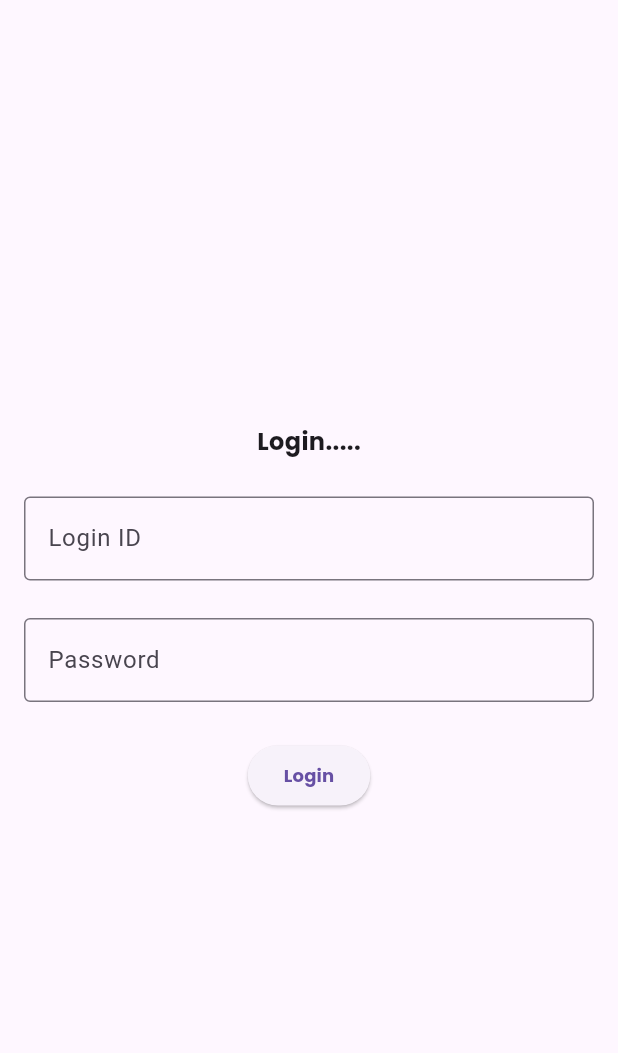
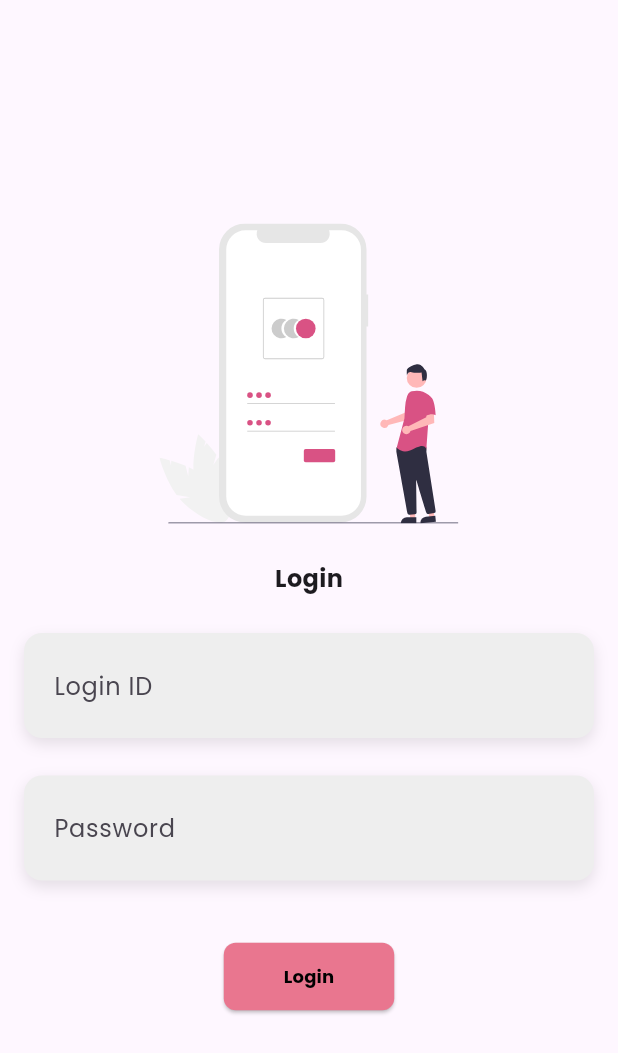
Before and after one commit to Chinmayverma1602/Celex-OCR, a Flutter app: the screen it shows after launch, on a phone screen of 412 x 824 dp. Shown: the top 1053 px of the screen. Run offline on Flutter 3.47's test engine with Material 3 defaults, Android fonts, the phone set to English and light mode, and no system bars; our stand-ins replace flutter_svg, google_fonts; missing offline and left inert: img_picker.

Commit message:
login api done

```diff
--- a/celex_ocr_dbd/lib/HSRP_color.dart
+++ b/celex_ocr_dbd/lib/HSRP_color.dart
@@ -73,7 +73,7 @@ class _HsrpColorState extends State<HsrpColor> {
                       children: [
                         ElevatedButton(
                           onPressed: () {
-                            _navigateToNextScreen(1, "White"); // White
+                            _navigateToNextScreen(1, "White");
                           },
                           child: Text(
                             "White",
@@ -100,7 +100,7 @@ class _HsrpColorState extends State<HsrpColor> {
                           style: ElevatedButton.styleFrom(
                             backgroundColor:
                                 const Color.fromARGB(255, 255, 240, 101),
-                            padding: EdgeInsets.symmetric(
+                            padding: const EdgeInsets.symmetric(
                                 horizontal: 24, vertical: 16),
                             shape: RoundedRectangleBorder(
                               borderRadius: BorderRadius.circular(4),
--- a/celex_ocr_dbd/lib/login_page.dart
+++ b/celex_ocr_dbd/lib/login_page.dart
@@ -1,6 +1,9 @@
-import 'package:celex_ocr_dbd/HSRP_color.dart';
+import 'dart:convert'; // For encoding and decoding JSON
 import 'package:flutter/material.dart';
-import 'package:google_fonts/google_fonts.dart';
+import 'package:flutter_svg/flutter_svg.dart'; // Import flutter_svg for handling SVG files
+import 'package:http/http.dart' as http;
+import 'package:google_fonts/google_fonts.dart'; // Import Google Fonts
+import 'package:celex_ocr_dbd/HSRP_color.dart'; // Import your HsrpColor page
 
 class LoginPage extends StatefulWidget {
   const LoginPage({super.key});
@@ -20,66 +23,172 @@ class _LoginPageState extends State<LoginPage> {
     super.dispose();
   }
 
-  void _login() {
-    // Handle login logic here
+  Future<void> _login() async {
     final username = _usernameController.text;
     final password = _passwordController.text;
-    // Perform login action, e.g., API call or validation
-    print('Username: $username, Password: $password');
+
+    // Define the URL and the body for the API request
+    const url = 'https://uat-newmmhsrp.celexhsrp.in/hsrp-ocr/login_check.php';
+    final body = jsonEncode({
+      'user_id': username,
+      'password': password,
+    });
+
+    try {
+      // Make the POST request
+      final response = await http.post(
+        Uri.parse(url),
+        headers: {'Content-Type': 'application/json'},
+        body: body,
+      );
+
+      // Parse the response
+      final responseBody = jsonDecode(response.body);
+
+      // Check the status and handle the response
+      if (response.statusCode == 200) {
+        if (responseBody['status'] == 1) {
+          // Navigate to the next screen on successful login
+          Navigator.of(context).pushReplacement(
+            MaterialPageRoute(builder: (context) => const HsrpColor()),
+          );
+        } else {
+          // Show error message if login fails
+          _showErrorDialog(responseBody['message']);
+        }
+      } else {
+        // Show error message for HTTP errors
+        _showErrorDialog('Failed to connect to the server.');
+      }
+    } catch (e) {
+      // Handle exceptions
+      _showErrorDialog('An error occurred: $e');
+    }
+  }
+
+  void _showErrorDialog(String message) {
+    showDialog(
+      context: context,
+      builder: (context) {
+        return AlertDialog(
+          title: const Text('Login Error'),
+          content: Text(message),
+          actions: [
+            TextButton(
+              onPressed: () {
+                Navigator.of(context).pop();
+              },
+              child: const Text('OK'),
+            ),
+          ],
+        );
+      },
+    );
   }
 
   @override
   Widget build(BuildContext context) {
     return Scaffold(
-      //   drawer: Drawer(),
       body: Center(
+        child: SingleChildScrollView(
           child: Padding(
             padding: const EdgeInsets.all(16.0),
             child: Column(
               mainAxisAlignment: MainAxisAlignment.center,
               crossAxisAlignment: CrossAxisAlignment.center,
               children: [
-              Text(
-                "Login.....",
-                style: GoogleFonts.poppins(
-                    fontSize: 16, fontWeight: FontWeight.bold),
+                // SVG Image just above the Login text
+                SvgPicture.asset(
+                  "lib/assets/login.svg", // Update path as needed
+                  height: 200.0,
+                  //  color: Colors.amber, // Adjust height as needed
                 ),
                 const SizedBox(height: 25),
-              TextFormField(
+                Text(
+                  "Login",
+                  style: GoogleFonts.poppins(
+                    fontSize: 16,
+                    fontWeight: FontWeight.bold,
+                  ),
+                ),
+                const SizedBox(height: 25),
+                // Container with background color and border radius for the username field
+                Container(
+                  decoration: BoxDecoration(
+                    color: Colors
+                        .grey[200], // Background color inside the TextFormField
+                    borderRadius: BorderRadius.circular(12.0), // Border radius
+                    boxShadow: [
+                      BoxShadow(
+                        color: Colors.black.withOpacity(0.1),
+                        blurRadius: 8,
+                        offset: const Offset(0, 4), // Shadow position
+                      ),
+                    ],
+                  ),
+                  child: TextFormField(
                     controller: _usernameController,
                     decoration: InputDecoration(
+                      contentPadding: const EdgeInsets.symmetric(
+                          horizontal: 20.0, vertical: 15.0),
                       labelText: 'Login ID',
-                  hintStyle: GoogleFonts.inter(),
-                  border: const OutlineInputBorder(),
+                      labelStyle: GoogleFonts.poppins(), // Label style
+                      border: InputBorder.none, // Remove default border
                     ),
                     keyboardType: TextInputType.emailAddress,
                   ),
+                ),
                 const SizedBox(height: 25),
-              TextFormField(
+                // Container with background color and border radius for the password field
+                Container(
+                  decoration: BoxDecoration(
+                    color: Colors
+                        .grey[200], // Background color inside the TextFormField
+                    borderRadius: BorderRadius.circular(12.0), // Border radius
+                    boxShadow: [
+                      BoxShadow(
+                        color: Colors.black.withOpacity(0.1),
+                        blurRadius: 8,
+                        offset: const Offset(0, 4), // Shadow position
+                      ),
+                    ],
+                  ),
+                  child: TextFormField(
                     controller: _passwordController,
                     decoration: InputDecoration(
+                      contentPadding: const EdgeInsets.symmetric(
+                          horizontal: 20.0, vertical: 15.0),
                       labelText: 'Password',
-                  hintStyle: GoogleFonts.inter(),
-                  border: const OutlineInputBorder(),
+                      labelStyle: GoogleFonts.poppins(), // Label style
+                      border: InputBorder.none, // Remove default border
                     ),
                     obscureText: true,
                   ),
-              const SizedBox(height: 25),
+                ),
+                const SizedBox(height: 40),
                 ElevatedButton(
-                onPressed: () {
-                  Navigator.of(context).push(
-                      MaterialPageRoute(builder: (context) => HsrpColor()));
-                },
+                  onPressed: _login,
                   child: Text(
                     'Login',
                     style: GoogleFonts.poppins(
-                      fontSize: 12, fontWeight: FontWeight.bold),
+                      fontSize: 12,
+                      color: Colors.black,
+                      fontWeight: FontWeight.bold,
+                    ),
+                  ),
+                  style: ElevatedButton.styleFrom(
+                    padding: EdgeInsets.symmetric(horizontal: 40, vertical: 14),
+                    backgroundColor: Color.fromARGB(255, 233, 118, 143),
+                    shape: RoundedRectangleBorder(
+                      borderRadius: BorderRadius.circular(8),
+                    ),
                   ),
                 ),
               ],
             ),
           ),
         ),
+      ),
     );
   }
 }
--- a/celex_ocr_dbd/lib/splash_screen.dart
+++ b/celex_ocr_dbd/lib/splash_screen.dart
@@ -15,9 +15,8 @@ class _SplashScreenState extends State<SplashScreen>
   Widget build(BuildContext context) {
     return Container(
       width: double.infinity,
-      child: Center(
-        child: Image.asset('lib/assets/ic_splash.jpg'),
-      ),
+      height: double.infinity,
+      child: Image.asset('lib/assets/ic_splash.jpg'),
     );
   }
 
--- a/celex_ocr_dbd/pubspec.yaml
+++ b/celex_ocr_dbd/pubspec.yaml
@@ -41,6 +41,8 @@ dependencies:
   path_provider: ^2.0.11
   path: ^1.8.3
   img_picker: ^1.0.2
+  http: ^1.2.2
+  flutter_svg: ^2.0.10+1
 
 dev_dependencies:
   flutter_test:
@@ -65,8 +67,8 @@ flutter:
   uses-material-design: true
 
   # To add assets to your application, add an assets section, like this:
-  # assets:
-  #   - images/a_dot_burr.jpeg
+  assets:
+    - lib/assets/
   #   - images/a_dot_ham.jpeg
 
   # An image asset can refer to one or more resolution-specific "variants", see
```
Also changed, not shown: celex_ocr_dbd/lib/Results.dart (+14 -14 lines), celex_ocr_dbd/lib/background.dart (added, +40 -0 lines), celex_ocr_dbd/lib/failed_results.dart (+17 -16 lines), celex_ocr_dbd/lib/selected_details.dart (+7 -9 lines), celex_ocr_dbd/lib/assets/login.svg (added), celex_ocr_dbd/lib/assets/login_bottom2.png (added), celex_ocr_dbd/lib/assets/main_bottom2.png (added), celex_ocr_dbd/pubspec.lock. Lines whose indentation alone changed are shown as unchanged.
